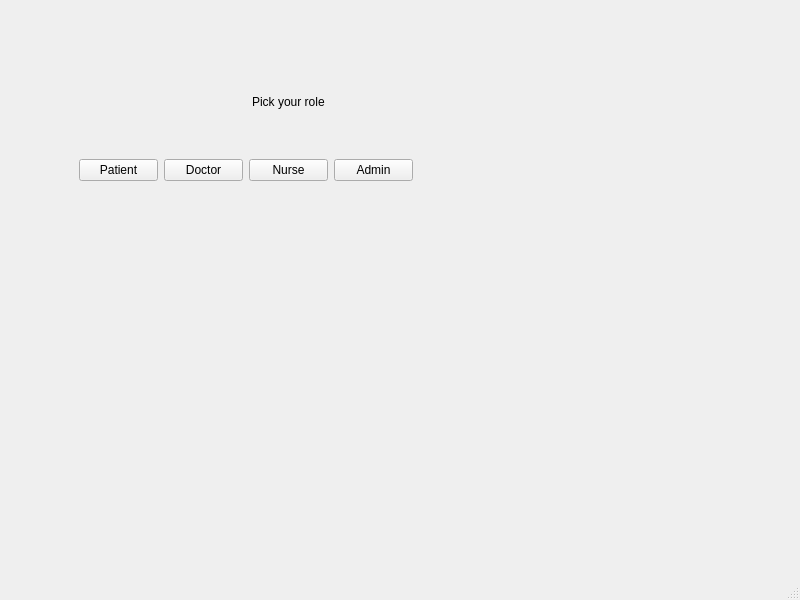
First picture: the form in mainwindow.ui, repository fatimanageh/cs2LabProject, before the edit.
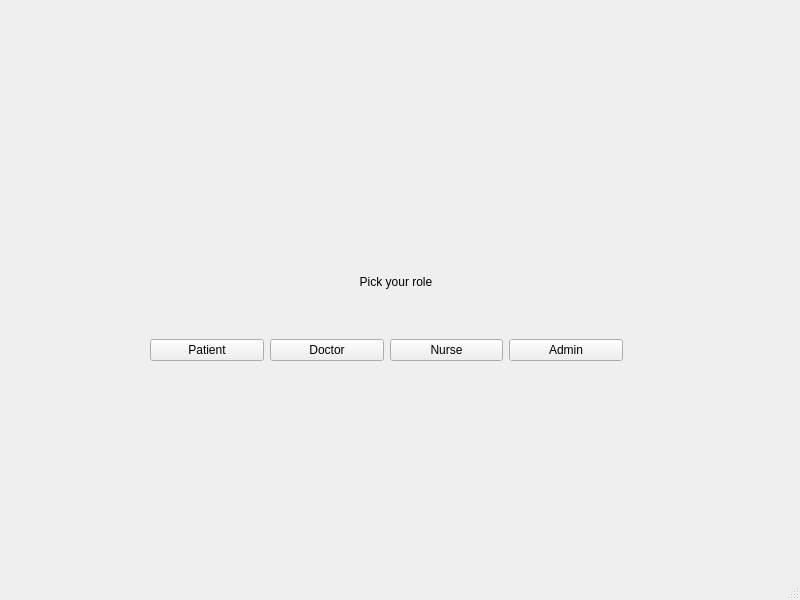
Second picture: the form after the edit.

What changed in the file:
```diff
--- a/mainwindow.ui
+++ b/mainwindow.ui
@@ -17,9 +17,9 @@
    <widget class="QWidget" name="gridLayoutWidget">
     <property name="geometry">
      <rect>
-      <x>79</x>
-      <y>50</y>
-      <width>334</width>
+      <x>150</x>
+      <y>230</y>
+      <width>473</width>
       <height>131</height>
      </rect>
     </property>
@@ -55,7 +55,7 @@
      <item row="0" column="0" colspan="4">
       <widget class="QLabel" name="PickLabel">
        <property name="text">
-        <string>                                                    Pick your role</string>
+        <string>                                                               Pick your role</string>
        </property>
       </widget>
      </item>
```
Left out of the diff: 30 changed lines with no effect on the pictures.
